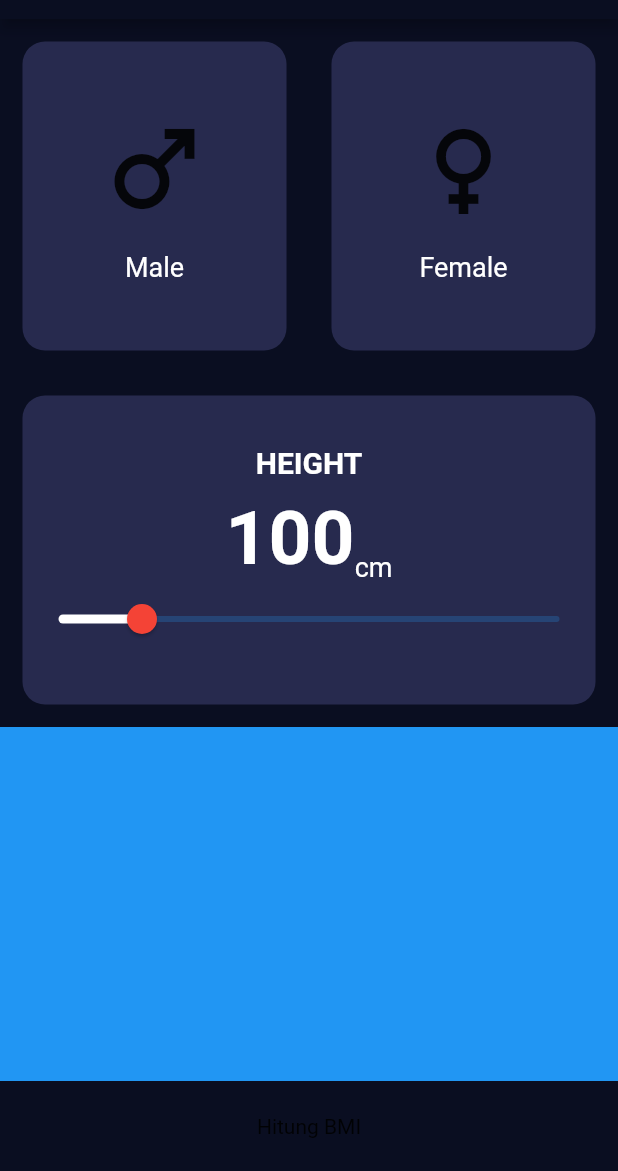
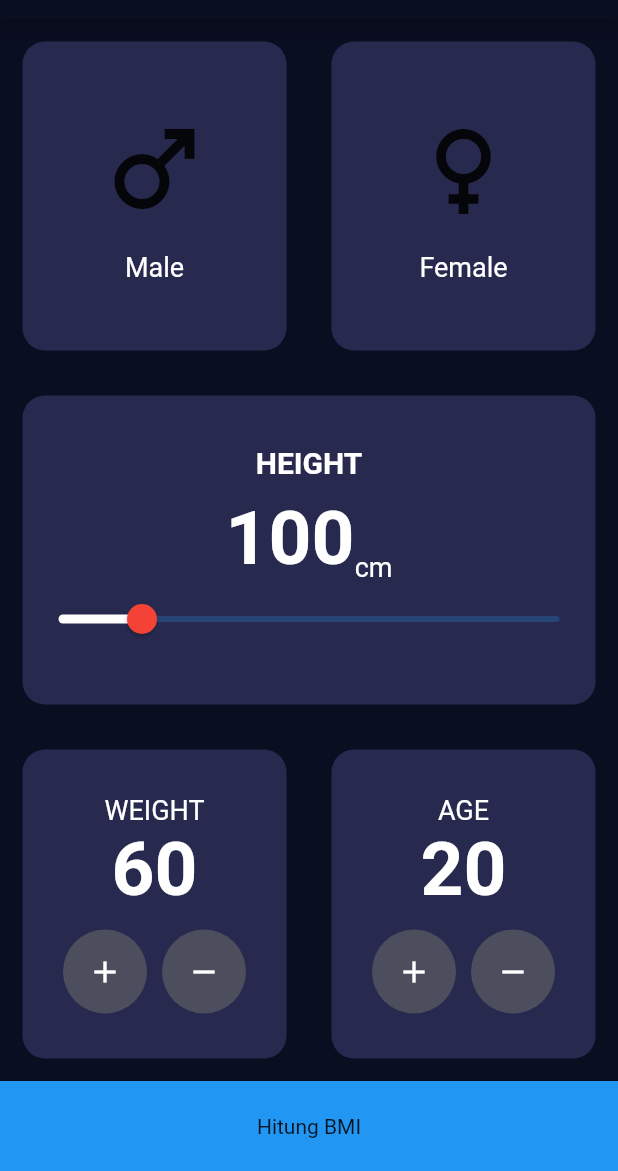
Before and after one commit to maviswisanggeni/bmi-calculator-app, a Flutter app: the screen it shows after launch, on a phone screen of 412 x 824 dp, the part 65-1236 px from its top. Run offline on Flutter 3.47's test engine with Material 2 defaults, Android fonts, the phone set to English and light mode, and no system bars.

Commit message:
add: [MW] add Weight and Age Section

```diff
--- a/lib/constants/constant.dart
+++ b/lib/constants/constant.dart
@@ -5,3 +5,8 @@ TextStyle? labelTextStyle = TextStyle(
   fontSize: 18,
   color: Colors.white // Color(0xff8d8e98),
 );
+TextStyle numberTextStyle = TextStyle(
+  fontSize: 50,
+  fontWeight: FontWeight.bold,
+  color: Colors.white,
+);
--- a/lib/views/bmi_data_screen.dart
+++ b/lib/views/bmi_data_screen.dart
@@ -50,10 +50,8 @@ class _BmiDataScreenState extends State<BmiDataScreen> {
                 children: [
                   Text(
                     "HEIGHT",
-                    style: labelTextStyle!.copyWith(
-                      fontSize: 20,
-                      fontWeight: FontWeight.bold
-                    ),
+                    style: labelTextStyle!
+                        .copyWith(fontSize: 20, fontWeight: FontWeight.bold),
                   ),
                   SizedBox(
                     height: 10,
@@ -64,11 +62,7 @@ class _BmiDataScreenState extends State<BmiDataScreen> {
                     children: [
                       Text(
                         "$height",
-                        style: TextStyle(
-                          fontSize: 50,
-                          fontWeight: FontWeight.bold,
-                          color: Colors.white,
-                        ),
+                        style: numberTextStyle,
                       ),
                       Text(
                         "cm",
@@ -94,7 +88,122 @@ class _BmiDataScreenState extends State<BmiDataScreen> {
         ),
         Expanded(
           child: Container(
-            color: Colors.blue,
+            child: Row(
+              children: [
+                Expanded(
+                  child: BmiCard(
+                    child: Column(
+                      mainAxisAlignment: MainAxisAlignment.center,
+                      children: [
+                        Text(
+                          "WEIGHT",
+                          style: labelTextStyle,
+                        ),
+                        Text(
+                          "60",
+                          style: numberTextStyle,
+                        ),
+                        SizedBox(
+                          height: 10,
+                        ),
+                        Row(
+                          mainAxisAlignment: MainAxisAlignment.center,
+                          children: [
+                            RawMaterialButton(
+                              onPressed: () {},
+                              elevation: 0,
+                              child: Icon(
+                                Icons.add,
+                                color: Colors.white,
+                              ),
+                              shape: CircleBorder(),
+                              fillColor: Color(0xff4C4D5D),
+                              constraints: BoxConstraints.tightFor(
+                                width: 56,
+                                height: 56,
+                              ),
+                            ),
+                            SizedBox(
+                              width: 10,
+                            ),
+                            RawMaterialButton(
+                              onPressed: () {},
+                              elevation: 0,
+                              child: Icon(
+                                Icons.remove,
+                                color: Colors.white,
+                              ),
+                              shape: CircleBorder(),
+                              fillColor: Color(0xff4C4D5D),
+                              constraints: BoxConstraints.tightFor(
+                                width: 56,
+                                height: 56,
+                              ),
+                            ),
+                          ],
+                        ),
+                      ],
+                    ),
+                  ),
+                ),
+                Expanded(
+                  child: BmiCard(
+                    child: Column(
+                      mainAxisAlignment: MainAxisAlignment.center,
+                      children: [
+                        Text(
+                          "AGE",
+                          style: labelTextStyle,
+                        ),
+                        Text(
+                          "20",
+                          style: numberTextStyle,
+                        ),
+                        SizedBox(
+                          height: 10,
+                        ),
+                        Row(
+                          mainAxisAlignment: MainAxisAlignment.center,
+                          children: [
+                            RawMaterialButton(
+                              onPressed: () {},
+                              elevation: 0,
+                              child: Icon(
+                                Icons.add,
+                                color: Colors.white,
+                              ),
+                              shape: CircleBorder(),
+                              fillColor: Color(0xff4C4D5D),
+                              constraints: BoxConstraints.tightFor(
+                                width: 56,
+                                height: 56,
+                              ),
+                            ),
+                            SizedBox(
+                              width: 10,
+                            ),
+                            RawMaterialButton(
+                              onPressed: () {},
+                              elevation: 0,
+                              child: Icon(
+                                Icons.remove,
+                                color: Colors.white,
+                              ),
+                              shape: CircleBorder(),
+                              fillColor: Color(0xff4C4D5D),
+                              constraints: BoxConstraints.tightFor(
+                                width: 56,
+                                height: 56,
+                              ),
+                            ),
+                          ],
+                        ),
+                      ],
+                    ),
+                  ),
+                ),
+              ],
+            ),
           ),
         ),
         GestureDetector(
@@ -108,6 +217,7 @@ class _BmiDataScreenState extends State<BmiDataScreen> {
             );
           },
           child: Container(
+            color: Colors.blue,
             height: 60,
             child: Center(child: Text('Hitung BMI')),
           ),
```
